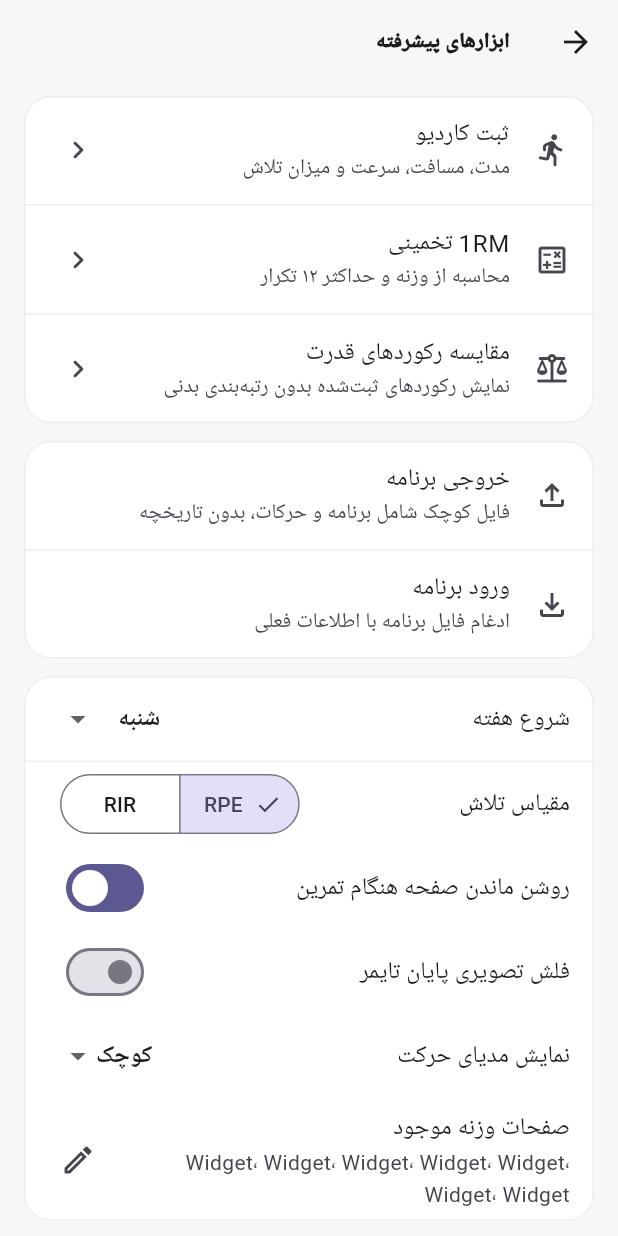
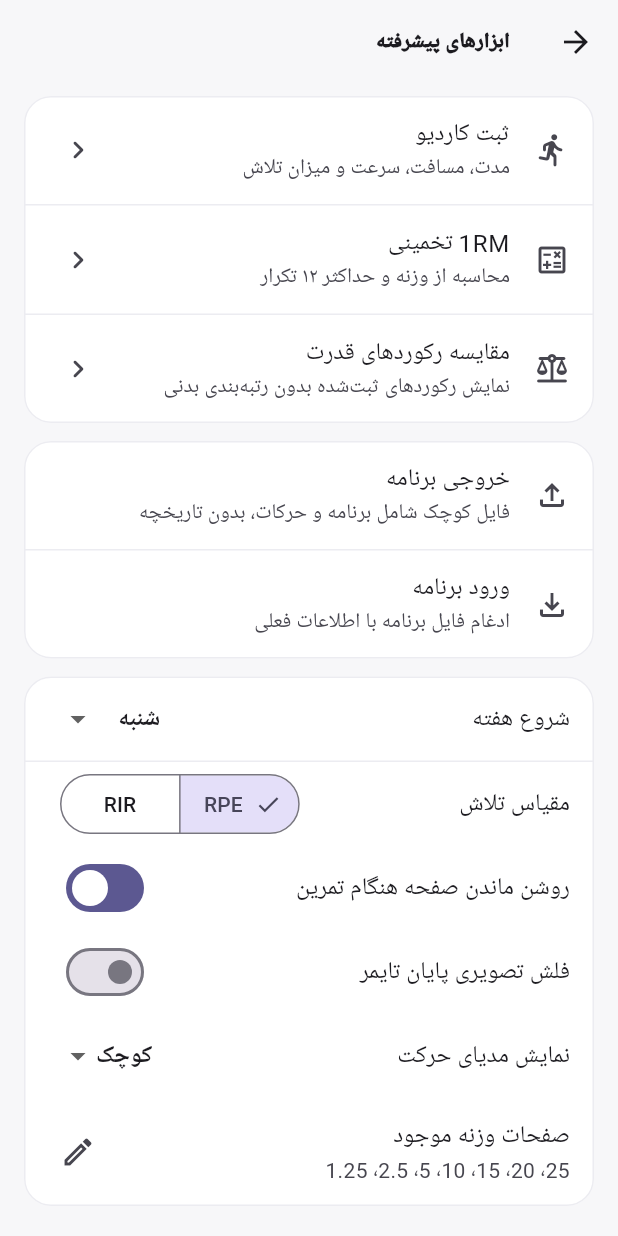
Before and after one commit to sahandse/tamrino, a Flutter app: the AdvancedWorkoutToolsScreen screen opened directly, on a phone screen of 412 x 824 dp. Run offline on Flutter 3.47's test engine with Material 3 defaults, Android fonts, the phone set to English and light mode, and no system bars; our stand-ins replace file_picker, flutter_local_notifications, flutter_timezone, shared_preferences, sqflite, timezone and 1 more; accounts and stored records are empty.

Commit message:
fix: format owned plate list correctly

```diff
--- a/lib/features/settings/advanced_workout_tools_screen.dart
+++ b/lib/features/settings/advanced_workout_tools_screen.dart
@@ -226,6 +226,10 @@ class _AdvancedWorkoutToolsScreenState extends State<AdvancedWorkoutToolsScreen>
     );
   }
 
+  String _plateLabel(double value) {
+    return value % 1 == 0 ? value.toStringAsFixed(0) : value.toStringAsFixed(2).replaceFirst(RegExp(r'0+$'), '').replaceFirst(RegExp(r'\.$'), '');
+  }
+
   @override
   Widget build(BuildContext context) {
     if (!_ready) {
@@ -354,7 +358,7 @@ class _AdvancedWorkoutToolsScreenState extends State<AdvancedWorkoutToolsScreen>
                 ),
                 ListTile(
                   title: const Text('صفحات وزنه موجود'),
-                  subtitle: Text(_plates.map((e) => '${e:g}').join('، ').replaceAll(':g', '')),
+                  subtitle: Text(_plates.map(_plateLabel).join('، ')),
                   trailing: const Icon(Icons.edit_outlined),
                   onTap: _editPlates,
                 ),
```
